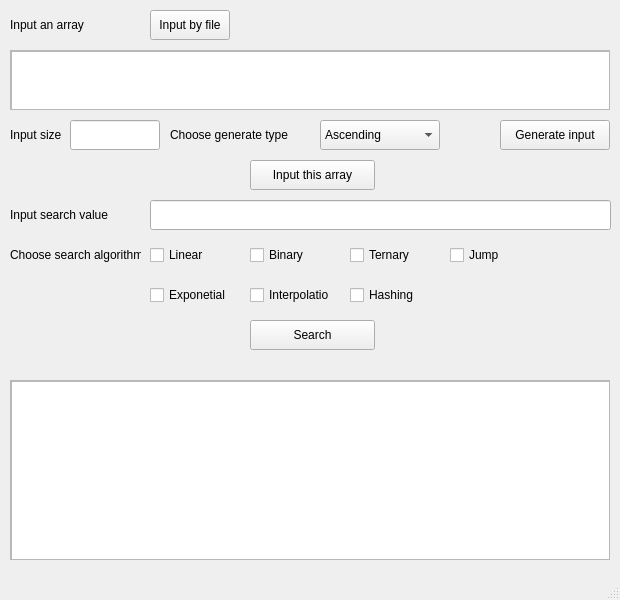
First picture: the form in mainWindow.ui, repository trietp1253201581/SearchAppQt, before the edit.
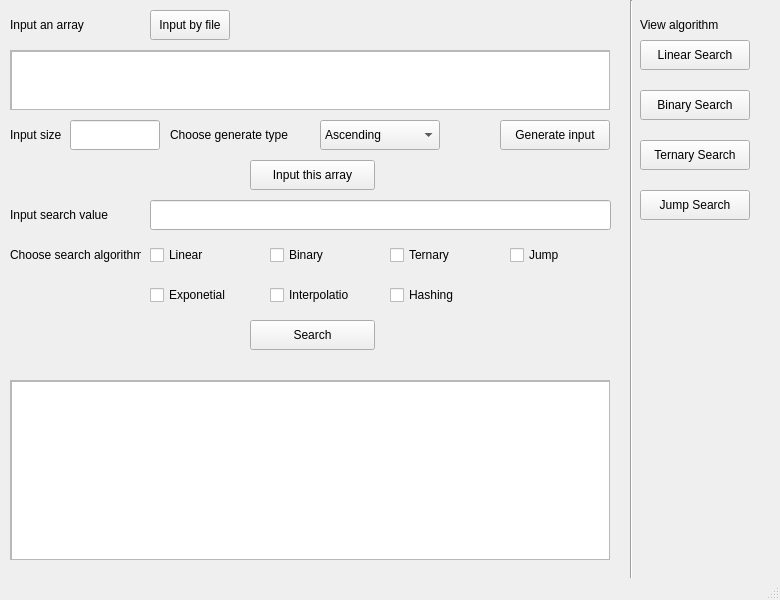
Second picture: the form after the edit.

Diff of the .ui file:
```diff
--- a/mainWindow.ui
+++ b/mainWindow.ui
@@ -6,7 +6,7 @@
    <rect>
     <x>0</x>
     <y>0</y>
-    <width>620</width>
+    <width>780</width>
     <height>600</height>
    </rect>
   </property>
@@ -212,7 +212,7 @@
    <widget class="QCheckBox" name="binarySearchCheck">
     <property name="geometry">
      <rect>
-      <x>250</x>
+      <x>270</x>
       <y>240</y>
       <width>80</width>
       <height>30</height>
@@ -225,7 +225,7 @@
    <widget class="QCheckBox" name="ternarySearchCheck">
     <property name="geometry">
      <rect>
-      <x>350</x>
+      <x>390</x>
       <y>240</y>
       <width>80</width>
       <height>30</height>
@@ -238,7 +238,7 @@
    <widget class="QCheckBox" name="jumpSearchCheck">
     <property name="geometry">
      <rect>
-      <x>450</x>
+      <x>510</x>
       <y>240</y>
       <width>80</width>
       <height>30</height>
@@ -277,7 +277,7 @@
    <widget class="QCheckBox" name="interpolationSearchCheck">
     <property name="geometry">
      <rect>
-      <x>250</x>
+      <x>270</x>
       <y>280</y>
       <width>80</width>
       <height>30</height>
@@ -290,7 +290,7 @@
    <widget class="QCheckBox" name="hashingSearchCheck">
     <property name="geometry">
      <rect>
-      <x>350</x>
+      <x>390</x>
       <y>280</y>
       <width>80</width>
       <height>30</height>
@@ -333,6 +333,84 @@
      </widget>
     </widget>
    </widget>
+   <widget class="Line" name="line">
+    <property name="geometry">
+     <rect>
+      <x>630</x>
+      <y>0</y>
+      <width>3</width>
+      <height>590</height>
+     </rect>
+    </property>
+    <property name="orientation">
+     <enum>Qt::Orientation::Vertical</enum>
+    </property>
+   </widget>
+   <widget class="QLabel" name="label_6">
+    <property name="geometry">
+     <rect>
+      <x>640</x>
+      <y>10</y>
+      <width>100</width>
+      <height>30</height>
+     </rect>
+    </property>
+    <property name="text">
+     <string>View algorithm</string>
+    </property>
+   </widget>
+   <widget class="QPushButton" name="viewLinearSearchBtn">
+    <property name="geometry">
+     <rect>
+      <x>640</x>
+      <y>40</y>
+      <width>110</width>
+      <height>30</height>
+     </rect>
+    </property>
+    <property name="text">
+     <string>Linear Search</string>
+    </property>
+   </widget>
+   <widget class="QPushButton" name="viewBinarySearchBtn">
+    <property name="geometry">
+     <rect>
+      <x>640</x>
+      <y>90</y>
+      <width>110</width>
+      <height>30</height>
+     </rect>
+    </property>
+    <property name="text">
+     <string>Binary Search</string>
+    </property>
+   </widget>
+   <widget class="QPushButton" name="viewTernarySearchBtn">
+    <property name="geometry">
+     <rect>
+      <x>640</x>
+      <y>140</y>
+      <width>110</width>
+      <height>30</height>
+     </rect>
+    </property>
+    <property name="text">
+     <string>Ternary Search</string>
+    </property>
+   </widget>
+   <widget class="QPushButton" name="viewJumpSearchBtn">
+    <property name="geometry">
+     <rect>
+      <x>640</x>
+      <y>190</y>
+      <width>110</width>
+      <height>30</height>
+     </rect>
+    </property>
+    <property name="text">
+     <string>Jump Search</string>
+    </property>
+   </widget>
   </widget>
   <widget class="QMenuBar" name="menubar">
    <property name="geometry">
```
Left out of the diff: 2 changed lines with no effect on the pictures.
